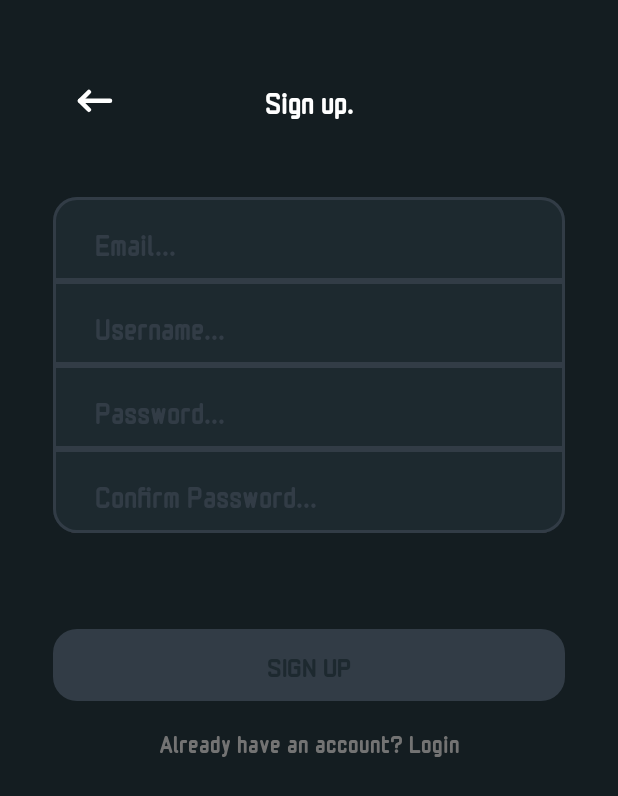
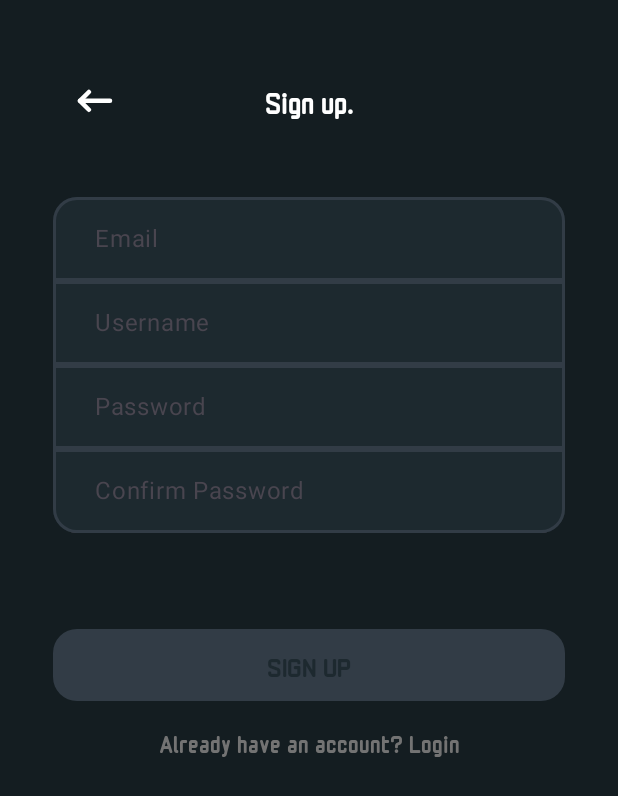
Before and after one commit to MachkrXXIV/HogSpot, an Android app built with Jetpack Compose: the SignUpActivity screen opened directly, with no data from a screen before it, on a phone screen of 412 x 824 dp. Shown: the top 796 px of the screen. Run offline under Robolectric (Android 15) with nearby library versions, the phone set to English and light mode, and no system bars.

Commit message:
fix: input styling and toast bug

```diff
--- a/app/src/main/java/com/team/hogspot/LoginActivity/SignUpActivity.kt
+++ b/app/src/main/java/com/team/hogspot/LoginActivity/SignUpActivity.kt
@@ -117,28 +117,15 @@ fun SignUpForm(
     onNavigateToLogin: () -> Unit
 ) {
     val context = LocalContext.current
-    var email by remember { mutableStateOf("Email...") }
-    var username by remember { mutableStateOf("Username...") }
-    var password by remember { mutableStateOf("Password...") }
-    var confirmPassword by remember { mutableStateOf("Confirm Password...") }
+    var email by remember { mutableStateOf("") }
+    var username by remember { mutableStateOf("") }
+    var password by remember { mutableStateOf("") }
+    var confirmPassword by remember { mutableStateOf("") }
     var isActive by remember { mutableStateOf(false) }
 
-    if (email !== "Email..." && username !== "Username..." && password !== "Password..." && confirmPassword !== "Confirm Password...") {
+    if (email.isNotEmpty() && username.isNotEmpty() && password.isNotEmpty() && confirmPassword.isNotEmpty()) {
         isActive = true
     }
-    if (email.isEmpty()) {
-        email = "Email..."
-    }
-    if (username.isEmpty()) {
-        username = "Username..."
-    }
-    if (password.isEmpty()) {
-        password = "Password..."
-    }
-    if (confirmPassword.isEmpty()) {
-        confirmPassword = "Confirm Password..."
-    }
-
 
     Column(
         verticalArrangement = Arrangement.Top,
@@ -158,6 +145,7 @@ fun SignUpForm(
         Spacer(modifier = Modifier.height(32.dp))
         Input(
             value = email,
+            label = "Email",
             onValueChange = { email = it },
             shape = AppTheme.shape.containerRoundedTop,
             iconId = -1,
@@ -165,6 +153,7 @@ fun SignUpForm(
         )
         Input(
             value = username,
+            label = "Username",
             onValueChange = { username = it},
             shape = AppTheme.shape.containerRoundedNone,
             iconId = -1,
@@ -172,6 +161,7 @@ fun SignUpForm(
         )
         Input(
             value = password,
+            label = "Password",
             onValueChange = { password = it},
             shape = AppTheme.shape.containerRoundedNone,
             iconId = -1,
@@ -179,6 +169,7 @@ fun SignUpForm(
         )
         Input(
             value = confirmPassword,
+            label = "Confirm Password",
             onValueChange = {
                 confirmPassword = it
                 Log.d("SignUpActivity", "updated confirmPassword: $confirmPassword")
--- a/app/src/main/java/com/team/hogspot/PlayActivity/PlayActivity.kt
+++ b/app/src/main/java/com/team/hogspot/PlayActivity/PlayActivity.kt
@@ -374,7 +374,7 @@ fun InfoView(
         modifier = modifier
     ) {
         H2(
-            "HogSpot #123"
+            "Title 1"
         )
         Image(
             painter = painterResource(id = R.drawable.spot_image1),
--- a/app/src/main/java/com/team/hogspot/composables/Inputs.kt
+++ b/app/src/main/java/com/team/hogspot/composables/Inputs.kt
@@ -53,7 +53,8 @@ fun Input (
     iconId: Int = -1,
     size: InputSize = InputSize.SM,
     shape: Shape = AppTheme.shape.container,
-    modifier: Modifier = Modifier
+    modifier: Modifier = Modifier,
+    label: String = ""
 ) {
     val height = when (size) {
         InputSize.XS -> 56.dp
@@ -98,19 +99,20 @@ fun Input (
             }
             TextField(
                 value = value,
+                label = { Text(label) },
                 onValueChange = { onValueChange(it) },
                 modifier = Modifier
                     .fillMaxWidth()
                     .fillMaxHeight(),
                 textStyle = AppTheme.typography.h3.copy(
-                    color = AppTheme.colorScheme.textTertiary
+                    color = AppTheme.colorScheme.textPrimary
                 ),
                 maxLines = 4,
                 colors = TextFieldDefaults.colors(
                     focusedContainerColor = Color.Transparent,
                     unfocusedContainerColor = Color.Transparent,
                     focusedTextColor = AppTheme.colorScheme.textPrimary,
-                    unfocusedTextColor = AppTheme.colorScheme.textTertiary,
+                    unfocusedTextColor = AppTheme.colorScheme.textPrimary,
                     cursorColor = blue500,
                     focusedIndicatorColor = purple500,
                 )
```
Also changed, not shown: app/src/main/java/com/team/hogspot/NewSpotActivity/NewSpotActivity.kt (+7 -14 lines), app/src/main/java/com/team/hogspot/UserActivity/UserActivity.kt (+0 -8 lines).
